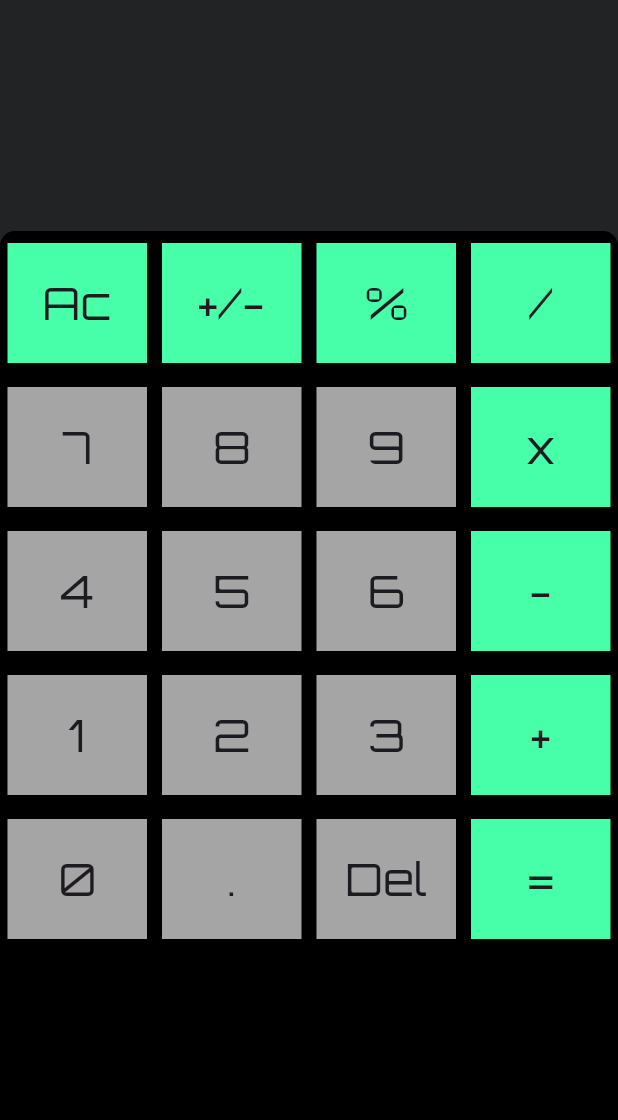
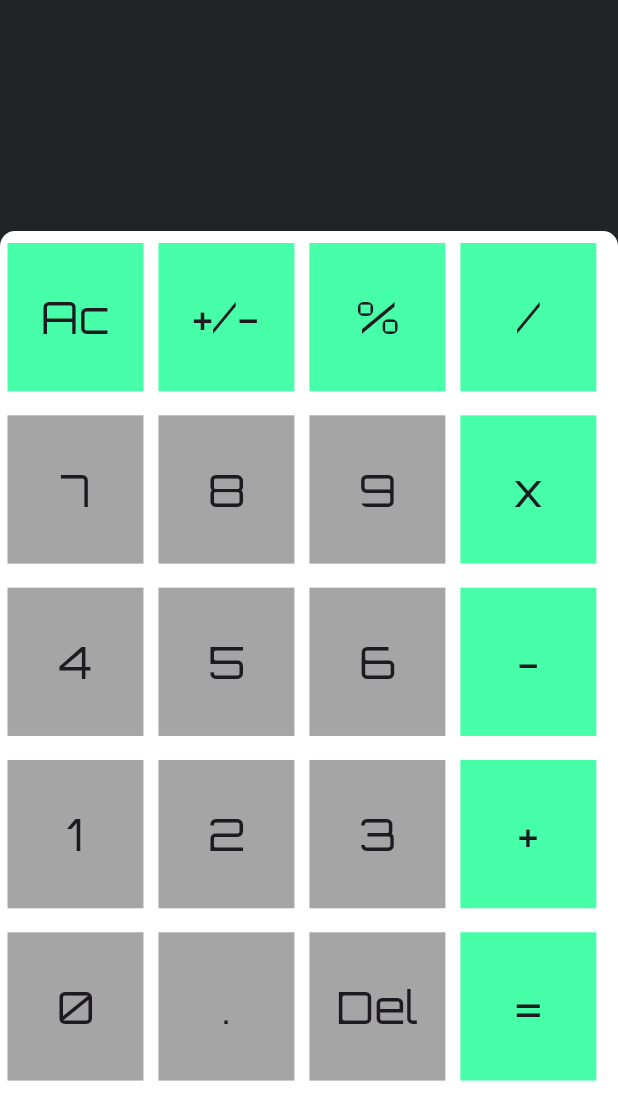
Before and after one commit to ZainR10/fluter_calculator, a Flutter app: the screen it shows after launch, on a phone screen of 412 x 824 dp. Shown: the top 1120 px of the screen. Run offline on Flutter 3.47's test engine with Material 3 defaults, Android fonts, the phone set to English and light mode, and no system bars; our stand-ins replace google_fonts, math_expressions.

Commit message:
fixed button height

```diff
--- a/lib/calculator_screen.dart
+++ b/lib/calculator_screen.dart
@@ -57,7 +57,7 @@ class _CalculatorScreenState extends State<CalculatorScreen> {
             fit: FlexFit.tight,
             child: Container(
               decoration: const BoxDecoration(
-                color: Color.fromARGB(255, 0, 0, 0),
+                color: Color.fromARGB(255, 255, 255, 255),
                 borderRadius: BorderRadius.only(
                     topLeft: Radius.circular(10),
                     topRight: Radius.circular(10)),
--- a/lib/components/my_buttons.dart
+++ b/lib/components/my_buttons.dart
@@ -14,13 +14,16 @@ class Mybutton extends StatelessWidget {
 
   @override
   Widget build(BuildContext context) {
-    return Flexible(
+    double buttonHeight = MediaQuery.of(context).size.height * 0.12;
+    double buttonWidth = MediaQuery.of(context).size.width * 0.22;
+    return SizedBox(
       child: Padding(
         padding: const EdgeInsets.symmetric(vertical: 8, horizontal: 5),
         child: InkWell(
           onTap: onPress,
           child: Container(
-            height: 80,
+            height: buttonHeight,
+            width: buttonWidth,
             decoration:
                 BoxDecoration(shape: BoxShape.rectangle, color: myColor),
             child: Center(
```
